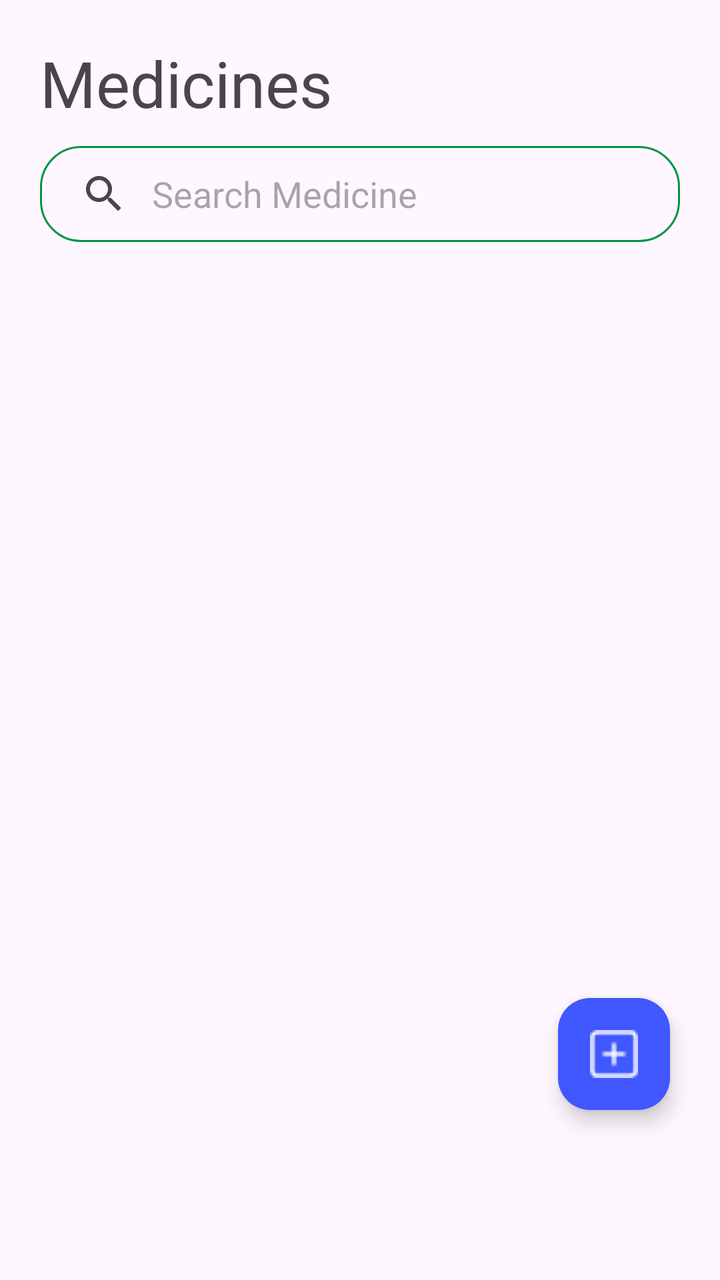
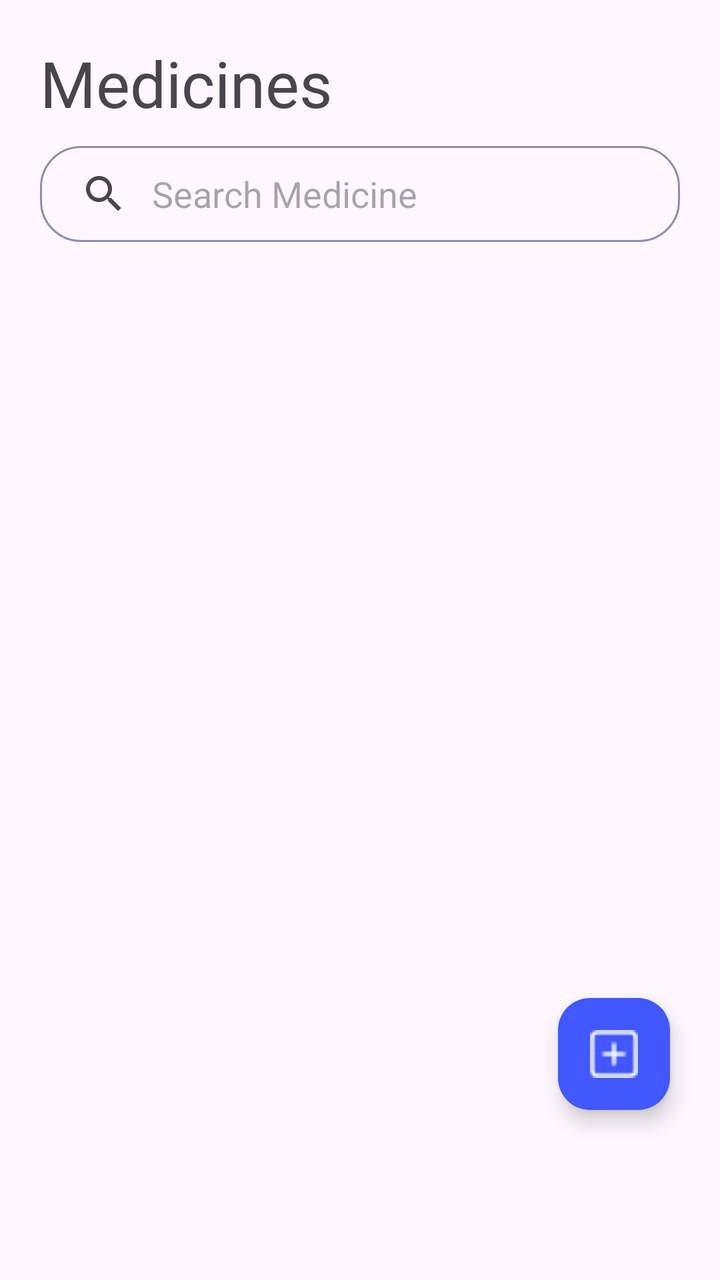

Compare the two renders of this Android layout. The source of the first and the diff that turns it into the second are given below.
<!-- AndroidManifest.xml: application theme Theme.MedPlusAdmin -->
<!-- res/layout/fragment_medicines.xml -->
<?xml version="1.0" encoding="utf-8"?>
<androidx.constraintlayout.widget.ConstraintLayout
    xmlns:android="http://schemas.android.com/apk/res/android"
    xmlns:app="http://schemas.android.com/apk/res-auto"
    xmlns:tools="http://schemas.android.com/tools"
    android:layout_width="match_parent"
    android:layout_height="match_parent"
    tools:context=".presentation.screens.fragments.MedicinesFragment">

    
    <TextView
        android:id="@+id/medicinesTv"
        style="@style/CustomHighBold"
        android:layout_width="0dp"
        android:layout_height="wrap_content"
        android:layout_marginHorizontal="@dimen/_20sp"
        android:layout_marginTop="@dimen/_20sp"
        android:text="@string/medicines"
        android:textSize="32sp"
        app:layout_constraintTop_toTopOf="parent"
        app:layout_constraintStart_toStartOf="parent"
        app:layout_constraintEnd_toEndOf="parent" />

    
    <SearchView
        android:id="@+id/searchCategory"
        android:layout_width="0dp"
        android:layout_height="wrap_content"
        android:layout_marginHorizontal="@dimen/_20sp"
        android:layout_marginTop="@dimen/_10sp"
        android:background="@drawable/search_bg"
        android:iconifiedByDefault="false"
        android:inputType="textCapWords"
        android:queryBackground="@android:color/transparent"
        android:queryHint="Search Medicine"
        app:layout_constraintTop_toBottomOf="@id/medicinesTv"
        app:layout_constraintStart_toStartOf="parent"
        app:layout_constraintEnd_toEndOf="parent" />

    
    <androidx.recyclerview.widget.RecyclerView
        android:id="@+id/medicinesRv"
        android:layout_width="0dp"
        android:layout_height="0dp"
        tools:itemCount="20"
        android:fitsSystemWindows="true"
        android:paddingBottom="?attr/actionBarSize"
        app:layout_constraintTop_toBottomOf="@id/searchCategory"
        app:layout_constraintBottom_toBottomOf="parent"
        app:layout_constraintStart_toStartOf="parent"
        app:layout_constraintEnd_toEndOf="parent" />

    
    <ProgressBar
        android:id="@+id/loader"
        style="?android:attr/progressBarStyleLarge"
        android:layout_width="wrap_content"
        android:layout_height="wrap_content"
        android:visibility="gone"
        android:indeterminateTint="@color/colorPrimaryVariant"
        app:layout_constraintTop_toTopOf="parent"
        app:layout_constraintBottom_toBottomOf="parent"
        app:layout_constraintStart_toStartOf="parent"
        app:layout_constraintEnd_toEndOf="parent" />

    
    <com.google.android.material.floatingactionbutton.FloatingActionButton
        android:id="@+id/addMedicine"
        android:layout_width="wrap_content"
        android:layout_height="wrap_content"
        android:layout_marginEnd="25dp"
        android:layout_marginBottom="85dp"
        android:backgroundTint="#4157FF"
        android:contentDescription="@string/medicines"
        android:src="@mipmap/add"
        app:layout_constraintBottom_toBottomOf="parent"
        app:layout_constraintEnd_toEndOf="parent"
        app:tint="@android:color/white" />

</androidx.constraintlayout.widget.ConstraintLayout>
<!-- resources referenced by this layout -->
<resources>
  <color name="colorPrimaryVariant">@color/green</color>
  <dimen name="_10sp">10sp</dimen>
  <dimen name="_20sp">20sp</dimen>
  <!-- drawable search_bg (drawable) -->
  <?xml version="1.0" encoding="utf-8"?>
  <shape xmlns:android="http://schemas.android.com/apk/res/android">
      <corners
          android:radius="@dimen/_20sp"/>
      <stroke
          android:width="1sp"
          android:color="@color/colorOnBackground"/>
  </shape>
  <!-- mipmap add: png bitmap (mipmap-hdpi, 310 bytes) -->
  <string name="medicines">Medicines</string>
  <style name="CustomHighBold">
          <item name="android:fontFamily">@font/highbold</item>
      </style>
  <style name="Theme.MedPlusAdmin" parent="Base.Theme.MedPlusAdmin" />
  <color name="green">#009444</color>
  <color name="colorOnBackground">@color/green</color>
  <style name="Base.Theme.MedPlusAdmin" parent="Theme.Material3.DayNight.NoActionBar">
          
  
  
  
  
  
  
  
  
  
  
  
  
  
  
  
  
      </style>
</resources>

<!-- the commit's change to res/layout/fragment_medicines.xml (unified diff, before → after) -->
@@ -27,7 +27,7 @@
         android:layout_width="0dp"
         android:layout_height="wrap_content"
         android:layout_marginHorizontal="@dimen/_20sp"
-        android:layout_marginTop="@dimen/_10sp"
+        android:layout_marginTop="@dimen/_10dp"
         android:background="@drawable/search_bg"
         android:iconifiedByDefault="false"
         android:inputType="textCapWords"
<!-- resource entries referenced after the edit -->
@@ -1,7 +1,7 @@
 <!-- resources referenced by this layout -->
 <resources>
   <color name="colorPrimaryVariant">@color/green</color>
-  <dimen name="_10sp">10sp</dimen>
+  <dimen name="_10dp">10dp</dimen>
   <dimen name="_20sp">20sp</dimen>
   <!-- drawable search_bg (drawable) -->
   <?xml version="1.0" encoding="utf-8"?>
@@ -10,7 +10,8 @@
           android:radius="@dimen/_20sp"/>
       <stroke
           android:width="1sp"
-          android:color="@color/colorOnBackground"/>
+          android:color="#74090F47"
+          />
   </shape>
   <!-- mipmap add: png bitmap (mipmap-hdpi, 310 bytes) -->
   <string name="medicines">Medicines</string>
@@ -19,7 +20,6 @@
       </style>
   <style name="Theme.MedPlusAdmin" parent="Base.Theme.MedPlusAdmin" />
   <color name="green">#009444</color>
-  <color name="colorOnBackground">@color/green</color>
   <style name="Base.Theme.MedPlusAdmin" parent="Theme.Material3.DayNight.NoActionBar">
           
   
